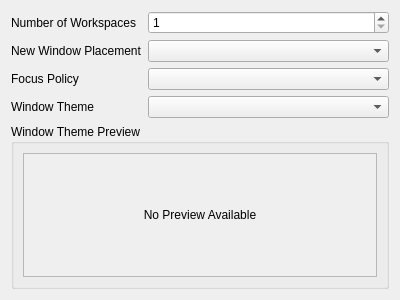
Before: the Qt Designer form src-qt5/core-utils/lumina-config/pages/page_fluxbox_settings.ui in lumina-desktop/lumina, drawn with Qt 5.
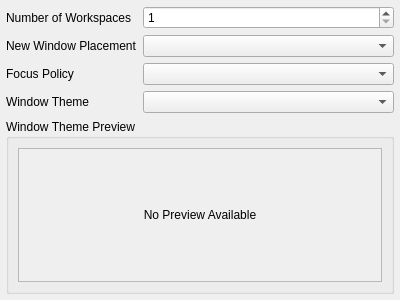
After: the same form once the commit is applied.

Commit message: Get the new fluxbox-keys page all converted over to the new UI.

Diff of the .ui file:
```diff
--- a/src-qt5/core-utils/lumina-config/pages/page_fluxbox_settings.ui
+++ b/src-qt5/core-utils/lumina-config/pages/page_fluxbox_settings.ui
@@ -14,6 +14,18 @@
    <string>Form</string>
   </property>
   <layout class="QVBoxLayout" name="verticalLayout">
+   <property name="leftMargin">
+    <number>6</number>
+   </property>
+   <property name="topMargin">
+    <number>6</number>
+   </property>
+   <property name="rightMargin">
+    <number>6</number>
+   </property>
+   <property name="bottomMargin">
+    <number>6</number>
+   </property>
    <item>
     <layout class="QFormLayout" name="formLayout_4">
      <item row="0" column="0">
@@ -87,8 +99,8 @@
           <rect>
            <x>0</x>
            <y>0</y>
-           <width>356</width>
-           <height>109</height>
+           <width>362</width>
+           <height>115</height>
           </rect>
          </property>
          <property name="sizePolicy">
```
The commit also changes 6 other files.
